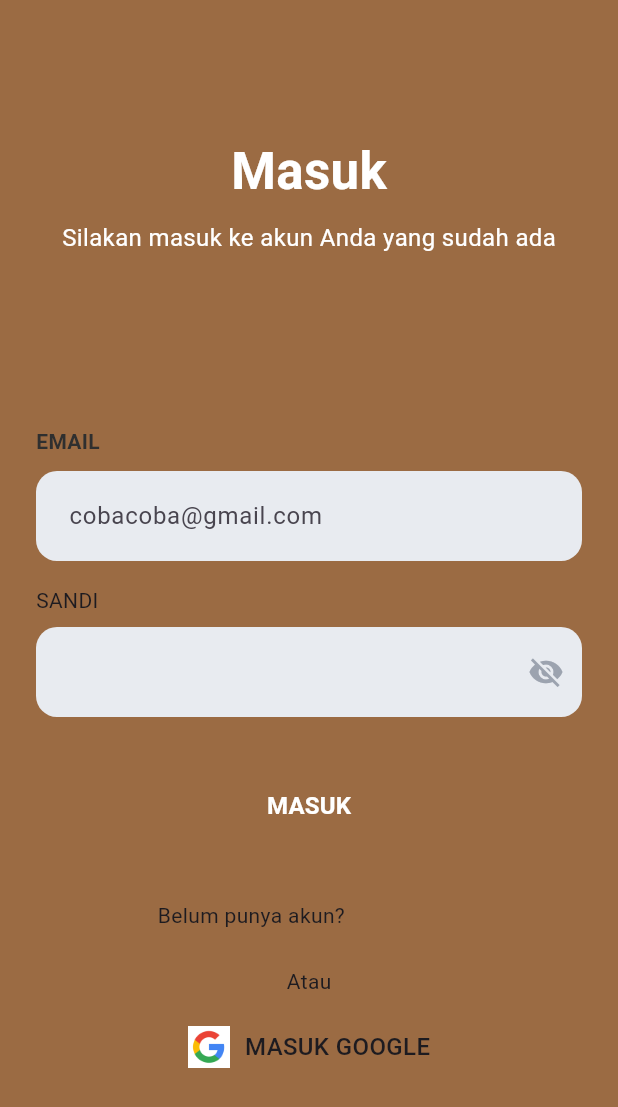
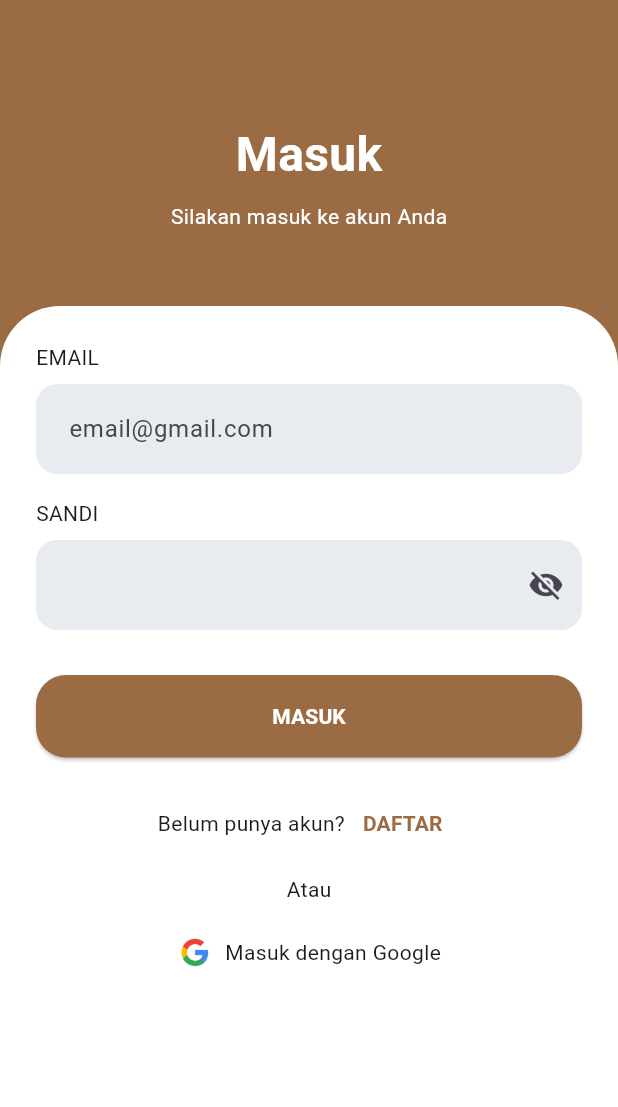
Before and after one commit to annisanurramadhani/Desa-Anyam, a Flutter app: the LoginView screen opened by its route, on a phone screen of 412 x 824 dp. Shown: the top 1107 px of the screen. Run offline on Flutter 3.47's test engine with Material 3 defaults, Android fonts, the phone set to English and light mode, and no system bars; our stand-ins replace font_awesome_flutter, get, image_picker, table_calendar.

Commit message:
update terbaru

```diff
--- a/lib/app/modules/auth/login/login_view.dart
+++ b/lib/app/modules/auth/login/login_view.dart
@@ -1,6 +1,5 @@
 import 'package:flutter/material.dart';
 import 'package:get/get.dart';
-
 import 'login_controller.dart';
 
 class LoginView extends GetView<LoginController> {
@@ -9,24 +8,24 @@ class LoginView extends GetView<LoginController> {
   @override
   Widget build(BuildContext context) {
     return Scaffold(
-      backgroundColor: const Color(0xFF9B6B43), // 🔥 coklat konsisten
+      backgroundColor: const Color(0xFF9B6B43),
 
       body: SafeArea(
         child: Column(
           children: [
 
-            // TOP HEADER
+            /// 🔥 HEADER COKLAT
             Container(
               width: double.infinity,
               padding: const EdgeInsets.only(
-                top: 90,
-                bottom: 50,
+                top: 80,
+                bottom: 40,
               ),
               decoration: const BoxDecoration(
                 color: Color(0xFF9B6B43),
                 borderRadius: BorderRadius.only(
-                  bottomLeft: Radius.circular(28),
-                  bottomRight: Radius.circular(28),
+                  bottomLeft: Radius.circular(30),
+                  bottomRight: Radius.circular(30),
                 ),
               ),
               child: const Column(
@@ -35,55 +34,54 @@ class LoginView extends GetView<LoginController> {
                     'Masuk',
                     style: TextStyle(
                       color: Colors.white,
-                      fontSize: 34,
+                      fontSize: 32,
                       fontWeight: FontWeight.bold,
                     ),
                   ),
 
-            const SizedBox(height: 8),
+                  SizedBox(height: 8),
 
                   Text(
-                    'Silakan masuk ke akun Anda yang sudah ada',
+                    'Silakan masuk ke akun Anda',
                     style: TextStyle(
                       color: Colors.white,
-                      fontSize: 16,
+                      fontSize: 14,
                     ),
                   ),
                 ],
               ),
             ),
 
-            const SizedBox(height: 30),
-
-            // 🔥 CONTAINER PUTIH
+            /// 🔥 CONTAINER PUTIH
             Expanded(
               child: Container(
-                margin: const EdgeInsets.only(top: 10), // 🔥 biar ga terlalu ke atas
+                margin: const EdgeInsets.only(top: 10),
                 width: double.infinity,
                 padding: const EdgeInsets.symmetric(
                   horizontal: 24,
                   vertical: 24,
                 ),
+                decoration: const BoxDecoration(
+                  color: Colors.white,
+                  borderRadius: BorderRadius.only(
+                    topLeft: Radius.circular(40),
+                    topRight: Radius.circular(40),
+                  ),
+                ),
+
+                child: SingleChildScrollView(
                   child: Column(
                     crossAxisAlignment: CrossAxisAlignment.start,
                     children: [
 
-                    // EMAIL
-                    const Text(
-                      'EMAIL',
-                      style: TextStyle(
-                        fontWeight: FontWeight.w600,
-                        fontSize: 14,
-                        color: Color(0xFF2F2F2F),
-                      ),
-                    ),
-
-                    const SizedBox(height: 10),
+                      /// EMAIL
+                      const Text('EMAIL'),
+                      const SizedBox(height: 8),
 
                       TextField(
                         controller: controller.emailC,
                         decoration: InputDecoration(
-                        hintText: 'cobacoba@gmail.com',
+                          hintText: 'email@gmail.com',
                           filled: true,
                           fillColor: const Color(0xFFE8EBF0),
                           border: OutlineInputBorder(
@@ -99,12 +97,11 @@ class LoginView extends GetView<LoginController> {
 
                       const SizedBox(height: 16),
 
-                      // PASSWORD
+                      /// PASSWORD
                       const Text('SANDI'),
                       const SizedBox(height: 8),
 
-                    Obx(
-                      () => TextField(
+                      Obx(() => TextField(
                             controller: controller.passwordC,
                             obscureText: controller.isHidden.value,
                             decoration: InputDecoration(
@@ -124,26 +121,23 @@ class LoginView extends GetView<LoginController> {
                                   controller.isHidden.value
                                       ? Icons.visibility_off
                                       : Icons.visibility,
-                              color: const Color(0xFF9CA3AF),
                                 ),
                               ),
                             ),
-                      ),
-                    ),
+                          )),
 
                       const SizedBox(height: 30),
 
-                    // BUTTON LOGIN
+                      /// BUTTON LOGIN
                       SizedBox(
                         width: double.infinity,
-                      height: 58,
+                        height: 55,
                         child: ElevatedButton(
                           onPressed: controller.login,
                           style: ElevatedButton.styleFrom(
-                          elevation: 0,
                             backgroundColor: const Color(0xFF9B6B43),
                             shape: RoundedRectangleBorder(
-                            borderRadius: BorderRadius.circular(16),
+                              borderRadius: BorderRadius.circular(20),
                             ),
                           ),
                           child: const Text(
@@ -151,7 +145,6 @@ class LoginView extends GetView<LoginController> {
                             style: TextStyle(
                               color: Colors.white,
                               fontWeight: FontWeight.bold,
-                            fontSize: 16,
                             ),
                           ),
                         ),
@@ -159,7 +152,7 @@ class LoginView extends GetView<LoginController> {
 
                       const SizedBox(height: 20),
 
-                      // REGISTER
+                      /// REGISTER
                       Row(
                         mainAxisAlignment: MainAxisAlignment.center,
                         children: [
@@ -183,7 +176,7 @@ class LoginView extends GetView<LoginController> {
 
                       const SizedBox(height: 20),
 
-                    // GOOGLE LOGIN
+                      /// GOOGLE
                       Center(
                         child: InkWell(
                           onTap: controller.loginGoogle,
@@ -192,23 +185,16 @@ class LoginView extends GetView<LoginController> {
                             children: [
                               Image.asset(
                                 'assets/images/google.png',
-                              width: 28,
+                                width: 24,
                               ),
-
-                            const SizedBox(width: 10),
-
-                            const Text(
-                              'MASUK GOOGLE',
-                              style: TextStyle(
-                                fontWeight: FontWeight.w500,
-                                fontSize: 16,
-                              ),
-                            ),
+                              const SizedBox(width: 8),
+                              const Text('Masuk dengan Google'),
                             ],
                           ),
                         ),
                       ),
                     ],
+                  ),
                 ),
               ),
             ),
--- a/pubspec.yaml
+++ b/pubspec.yaml
@@ -32,6 +32,11 @@ dependencies:
     sdk: flutter
 
   get: ^4.6.6
+  font_awesome_flutter: ^10.7.0
+  table_calendar: ^3.1.2
+  url_launcher: ^6.3.0
+  image_picker: ^1.1.2
+  http: ^1.2.2
 
   # The following adds the Cupertino Icons font to your application.
   # Use with the CupertinoIcons class for iOS style icons.
```
Also changed, not shown: lib/app/modules/user/detail_paket/detail_paket_view.dart (+33 -11 lines), lib/app/modules/user/pembayaran/pembayaran_view.dart (+31 -23 lines), pubspec.lock. Lines whose indentation alone changed are shown as unchanged.
